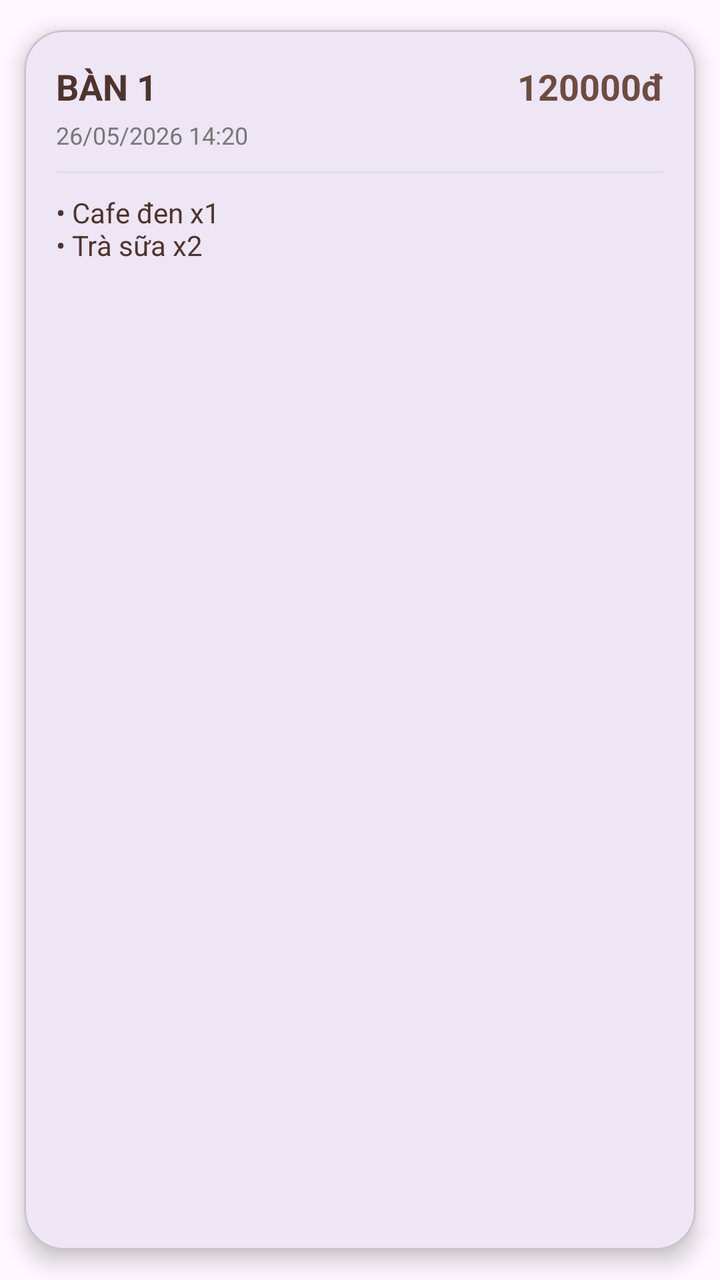
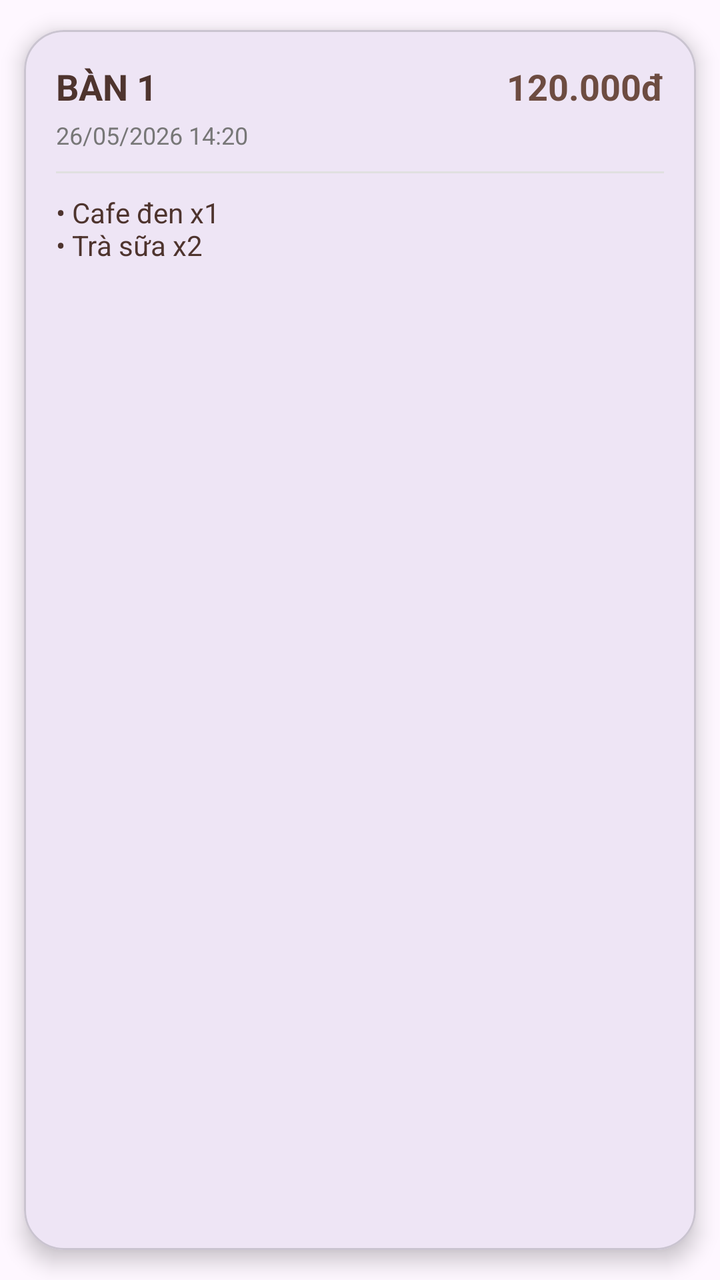

Two renders of the same Android screen: before a commit and after it. Below are the layout's source before the change and the commit's diff.
<!-- AndroidManifest.xml: application theme Theme.DUANQUANLYBANHANG -->
<!-- res/layout/item_history.xml -->
<?xml version="1.0" encoding="utf-8"?>
<com.google.android.material.card.MaterialCardView
    xmlns:android="http://schemas.android.com/apk/res/android"
    xmlns:app="http://schemas.android.com/apk/res-auto"
    android:layout_width="match_parent"
    android:layout_height="wrap_content"
    android:layout_margin="10dp"
    app:cardCornerRadius="20dp"
    app:cardElevation="6dp"
    app:cardUseCompatPadding="true">

    <LinearLayout
        android:layout_width="match_parent"
        android:layout_height="wrap_content"
        android:orientation="vertical"
        android:padding="16dp">

        
        <LinearLayout
            android:layout_width="match_parent"
            android:layout_height="wrap_content"
            android:orientation="horizontal">

            
            <LinearLayout
                android:layout_width="0dp"
                android:layout_height="wrap_content"
                android:layout_weight="1"
                android:orientation="vertical">

                <TextView
                    android:id="@+id/txtTable"
                    android:layout_width="wrap_content"
                    android:layout_height="wrap_content"
                    android:text="BÀN 1"
                    android:textSize="18sp"
                    android:textStyle="bold"
                    android:textColor="#4E342E"/>

                <TextView
                    android:id="@+id/txtDate"
                    android:layout_width="wrap_content"
                    android:layout_height="wrap_content"
                    android:text="26/05/2026 14:20"
                    android:textSize="12sp"
                    android:textColor="#777777"
                    android:layout_marginTop="4dp"/>
            </LinearLayout>

            
            <TextView
                android:id="@+id/txtTotal"
                android:layout_width="wrap_content"
                android:layout_height="wrap_content"
                android:text="120000đ"
                android:textSize="18sp"
                android:textStyle="bold"
                android:textColor="#6D4C41"/>
        </LinearLayout>

        
        <View
            android:layout_width="match_parent"
            android:layout_height="1dp"
            android:background="#E0E0E0"
            android:layout_marginVertical="10dp"/>

        
        <TextView
            android:id="@+id/txtItems"
            android:layout_width="match_parent"
            android:layout_height="wrap_content"
            android:text="• Cafe đen x1\n• Trà sữa x2"
            android:textSize="14sp"
            android:textColor="#4E342E"/>

    </LinearLayout>

</com.google.android.material.card.MaterialCardView>
<!-- resources referenced by this layout -->
<resources>
  <style name="Theme.DUANQUANLYBANHANG" parent="Base.Theme.DUANQUANLYBANHANG" />
  <style name="Base.Theme.DUANQUANLYBANHANG" parent="Theme.Material3.Light.NoActionBar">
          
          
      </style>
</resources>

<!-- the commit's change to res/layout/item_history.xml (unified diff, before → after) -->
@@ -52,7 +52,7 @@
                 android:id="@+id/txtTotal"
                 android:layout_width="wrap_content"
                 android:layout_height="wrap_content"
-                android:text="120000đ"
+                android:text="120.000đ"
                 android:textSize="18sp"
                 android:textStyle="bold"
                 android:textColor="#6D4C41"/>
@@ -68,11 +68,12 @@
         
         <TextView
             android:id="@+id/txtItems"
-            android:layout_width="match_parent"
+            android:layout_width="336dp"
             android:layout_height="wrap_content"
             android:text="• Cafe đen x1\n• Trà sữa x2"
-            android:textSize="14sp"
-            android:textColor="#4E342E"/>
+            android:textColor="#4E342E"
+            android:textSize="14sp" />
+
 
     </LinearLayout>
 
